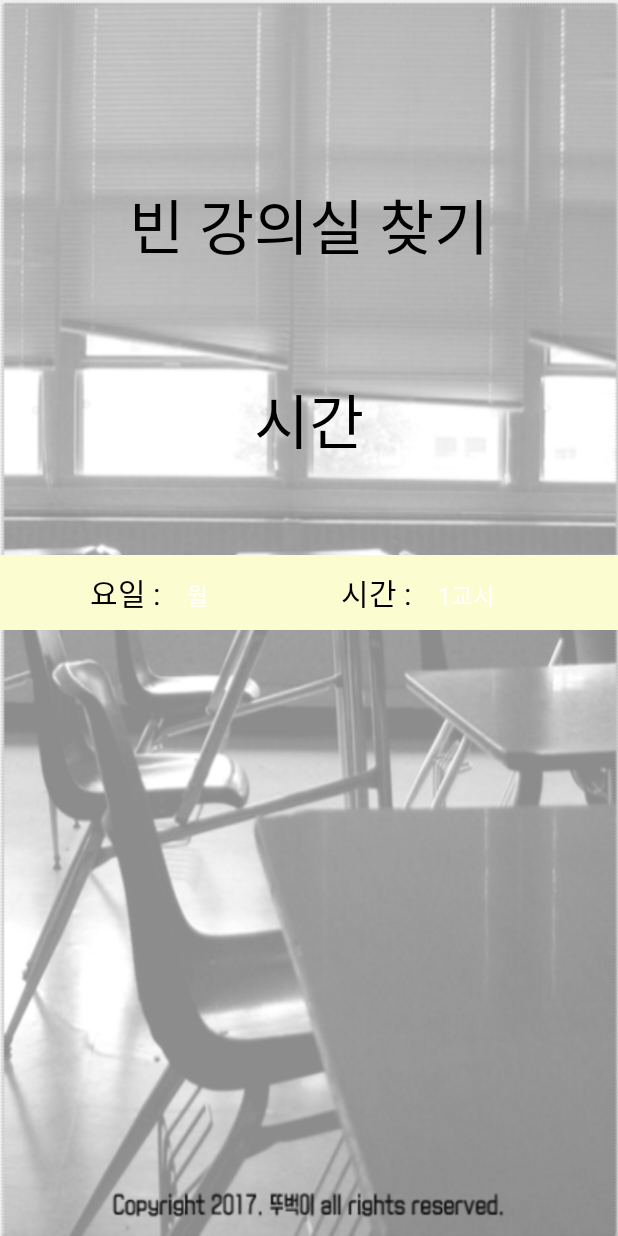
After one commit to Coldbear59/capstone, an Android app: the timesetLayout screen opened directly, with no data from a screen before it, on a phone screen of 412 x 824 dp. The commit adds this screen. Run offline under Robolectric (Android 15) with nearby library versions, the phone set to English and light mode, and no system bars.

Commit message:
ChaeUmActivity timesetLayout 에서 extends를 activity로 바꿨음 ( 그 액션바 사용 안하면 오류나는거 같음)
지금까지 계속 스피너로 오류났었는데  OnItemClickedListner 대신 OnItemSelctedListenr 사용하니까 해결됨

```diff
--- a/app/src/main/AndroidManifest.xml
+++ b/app/src/main/AndroidManifest.xml
@@ -8,7 +8,7 @@
         android:label="@string/app_name"
         android:roundIcon="@mipmap/ic_launcher_round"
         android:supportsRtl="true"
-        android:theme="@style/AppTheme">
+        android:theme="@style/Theme.AppCompat.NoActionBar">
 
         <!-- 스플래시 액티비티 -->
         <activity android:name=".SplashActivity"
@@ -18,11 +18,15 @@
                 <action android:name="android.intent.action.MAIN" />
                 <category android:name="android.intent.category.LAUNCHER" />
             </intent-filter>
+        </activity>
 
+        <activity android:name=".ChaeUmActivity">
         </activity>
-        <activity android:name=".ChaeUmActivity">
 
+        <activity android:name=".timesetLayout"
+            android:label="timesetLayout">
         </activity>
+
     </application>
 
 </manifest>
--- a/app/src/main/java/company/co/kr/chaeum1/ChaeUmActivity.java
+++ b/app/src/main/java/company/co/kr/chaeum1/ChaeUmActivity.java
@@ -1,13 +1,20 @@
 package company.co.kr.chaeum1;
 
-import android.support.v7.app.AppCompatActivity;
+import android.app.Activity;
+import android.content.Intent;
 import android.os.Bundle;
+import android.view.View;
 
-public class ChaeUmActivity extends AppCompatActivity {
+public class ChaeUmActivity extends Activity {
 
     @Override
     protected void onCreate(Bundle savedInstanceState) {
         super.onCreate(savedInstanceState);
         setContentView(R.layout.main);
     }
+
+    public void myListener(View target) {
+        Intent intent = new Intent(getApplicationContext(), timesetLayout.class);
+        startActivity(intent);
+    }
 }
--- /dev/null
+++ b/app/src/main/java/company/co/kr/chaeum1/timesetLayout.java
@@ -0,0 +1,58 @@
+package company.co.kr.chaeum1;
+
+import android.app.Activity;
+import android.os.Bundle;
+import android.view.View;
+import android.widget.AdapterView;
+import android.widget.ArrayAdapter;
+import android.widget.Spinner;
+import android.widget.Toast;
+
+/**
+ * Created by LEE on 2017-04-01.
+ * 빈강의실 시간 설정 하는 화면
+ * 해야 할 것 : 시간 설정한 거 변수로 받기
+ */
+
+public class timesetLayout extends Activity {
+
+    @Override
+    protected void onCreate(Bundle savedInstanceState) {
+        super.onCreate(savedInstanceState);
+        setContentView(R.layout.timeset);
+
+        Spinner week_spinner = (Spinner) findViewById(R.id.week_spinner);
+        ArrayAdapter<CharSequence> week_adapter = ArrayAdapter.createFromResource(this, R.array.week_array, android.R.layout.simple_spinner_item);
+        week_adapter.setDropDownViewResource(android.R.layout.simple_spinner_dropdown_item);
+        week_spinner.setAdapter(week_adapter);
+
+        Spinner time_spinner = (Spinner) findViewById(R.id.time_spinner);
+        ArrayAdapter<CharSequence> time_adapter = ArrayAdapter.createFromResource(this, R.array.time_array, android.R.layout.simple_spinner_item);
+        time_adapter.setDropDownViewResource(android.R.layout.simple_spinner_dropdown_item);
+        time_spinner.setAdapter(time_adapter);
+
+        week_spinner.setOnItemSelectedListener(new AdapterView.OnItemSelectedListener() {
+            @Override
+            public void onItemSelected(AdapterView<?> parent, View view, int position, long id) {
+                Toast.makeText(parent.getContext(), parent.getItemAtPosition(position).toString(), Toast.LENGTH_SHORT).show();
+            }
+            @Override
+            public void onNothingSelected(AdapterView<?> parent) {
+            }
+        });
+
+        time_spinner.setOnItemSelectedListener(new AdapterView.OnItemSelectedListener() {
+            @Override
+            public void onItemSelected(AdapterView<?> parent, View view, int position, long id) {
+                Toast.makeText(parent.getContext(), parent.getItemAtPosition(position).toString(), Toast.LENGTH_SHORT).show();
+            }
+
+            @Override
+            public void onNothingSelected(AdapterView<?> parent) {
+
+            }
+        });
+
+
+    }
+}
--- a/app/src/main/res/layout/main.xml
+++ b/app/src/main/res/layout/main.xml
@@ -1,6 +1,5 @@
 <?xml version="1.0" encoding="utf-8"?>
 <RelativeLayout xmlns:android="http://schemas.android.com/apk/res/android"
-
     android:layout_width="match_parent"
     android:layout_height="match_parent"
     android:background="@drawable/main">
@@ -11,6 +10,7 @@
         android:layout_height="60dp"
         android:layout_marginTop ="300dp"
         android:background="@drawable/find_room_btn"
+        android:onClick="myListener"
         />
 
     <Button
@@ -18,14 +18,16 @@
         android:layout_width="fill_parent"
         android:layout_height="60dp"
         android:layout_below="@id/find_room_btn"
-        android:background="@drawable/study_btn"/>
+        android:background="@drawable/study_btn"
+        />
 
         <Button
             android:id="@+id/usage_btn"
             android:layout_width="fill_parent"
             android:layout_height="60dp"
             android:layout_below="@id/study_btn"
-            android:background="@drawable/usage_btn"/>
+            android:background="@drawable/usage_btn"
+            />
 
 
 </RelativeLayout>
--- /dev/null
+++ b/app/src/main/res/layout/timeset.xml
@@ -0,0 +1,83 @@
+<?xml version="1.0" encoding="utf-8"?>
+<RelativeLayout xmlns:android="http://schemas.android.com/apk/res/android"
+    android:layout_width="match_parent"
+    android:layout_height="match_parent"
+    android:id="@+id/timesetLayout"
+    android:background="@drawable/timeset"
+   >
+
+    <TextView
+        android:id="@+id/serchroomtext"
+        android:layout_width="wrap_content"
+        android:layout_height="wrap_content"
+        android:layout_marginTop="120dp"
+        android:layout_centerHorizontal="true"
+        android:textColor="#000000"
+        android:text="빈 강의실 찾기"
+        android:textSize="40sp"/>
+
+    <TextView
+        android:id="@+id/time"
+        android:layout_width="wrap_content"
+        android:layout_height="wrap_content"
+        android:layout_centerHorizontal="true"
+        android:layout_below="@id/serchroomtext"
+        android:textColor="#000000"
+        android:layout_marginTop ="70dp"
+        android:text="시간"
+        android:textSize="40sp"/>
+
+    <LinearLayout
+        android:layout_width="match_parent"
+        android:layout_height="wrap_content"
+        android:layout_below="@id/time"
+        android:layout_marginTop ="60dp"
+        android:background="#FCFCD1">
+
+        <TextView
+            android:layout_width="wrap_content"
+            android:layout_height="wrap_content"
+            android:layout_marginLeft="60dp"
+            android:layout_marginTop="10dp"
+            android:layout_marginBottom="10dp"
+            android:textColor="#000000"
+            android:text="@string/week_prompt"
+            android:textSize="20sp"/>
+
+        <Spinner
+            android:id="@+id/week_spinner"
+            android:layout_width="wrap_content"
+            android:layout_height="wrap_content"
+            android:layout_marginTop="10dp"
+            android:layout_marginBottom="10dp"
+            android:textColor="#000000"
+            android:background="#FCFCD1"
+            android:prompt="@string/week_prompt"
+            android:spinnerMode="dropdown"
+            android:layout_marginLeft="10dp"
+            />
+
+            <TextView
+                android:layout_width="wrap_content"
+                android:layout_height="wrap_content"
+                android:layout_marginLeft = "80dp"
+                android:layout_marginTop="10dp"
+                android:layout_marginBottom="10dp"
+                android:textColor="#000000"
+                android:text="@string/time_prompt"
+                android:textSize="20sp"/>
+
+            <Spinner
+                android:id="@+id/time_spinner"
+                android:layout_width="wrap_content"
+                android:layout_height="wrap_content"
+                android:layout_marginTop="10dp"
+                android:layout_marginBottom="10dp"
+                android:textColor="#000000"
+                android:background="#FCFCD1"
+                android:prompt="@string/time_prompt"
+                android:spinnerMode="dropdown"
+                android:layout_marginLeft="10dp"/>
+
+    </LinearLayout>
+</RelativeLayout>
--- a/app/src/main/res/values/strings.xml
+++ b/app/src/main/res/values/strings.xml
@@ -1,3 +1,26 @@
 <resources>
     <string name="app_name">ChaeUm1</string>
+
+    <string name="week_prompt">요일 :  </string>
+    <string-array name="week_array">
+        <item>월</item>
+        <item>화</item>
+        <item>수</item>
+        <item>목</item>
+        <item>금</item>
+    </string-array>
+
+    <string name="time_prompt">시간 :  </string>
+    <string-array name="time_array">
+        <item>1교시</item>
+        <item>2교시</item>
+        <item>3교시</item>
+        <item>4교시</item>
+        <item>5교시</item>
+        <item>6교시</item>
+        <item>7교시</item>
+        <item>8교시</item>
+        <item>9교시</item>
+    </string-array>
+
 </resources>
```
Also changed, not shown: app/src/main/res/drawable/timeset.png (added).
